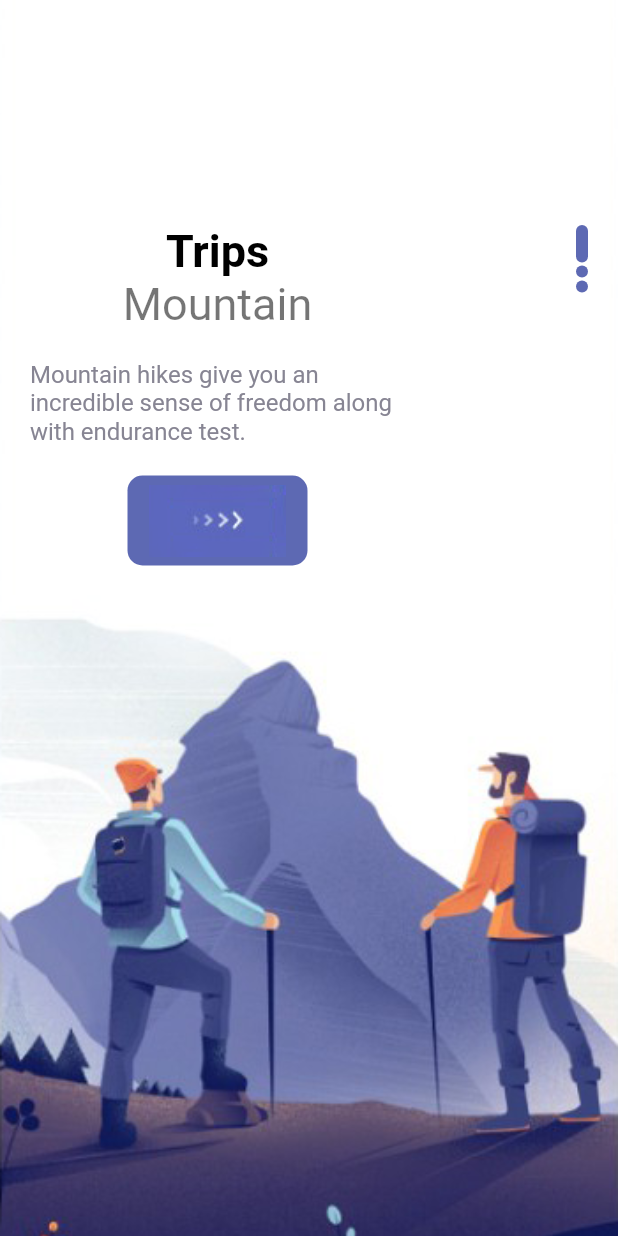
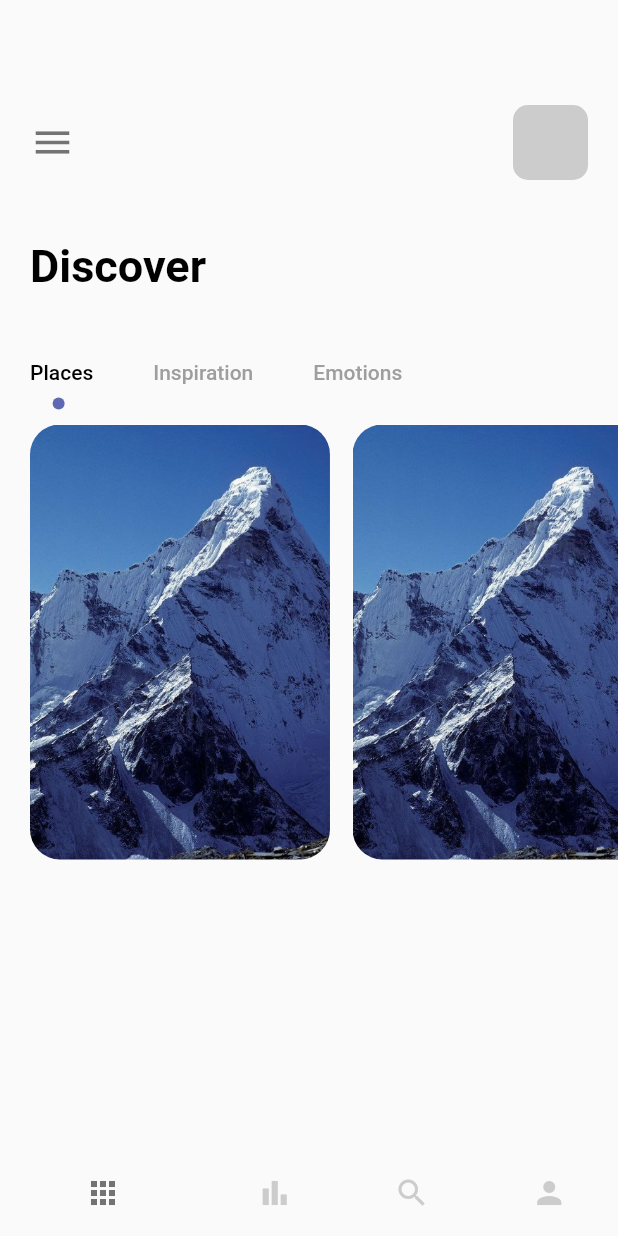
Before and after one commit to dhirajphuyal/flutter_cubit_app, a Flutter app: the screen it shows after launch, on a phone screen of 412 x 824 dp. Run offline on Flutter 3.47's test engine with Material 2 defaults, Android fonts, the phone set to English and light mode, and no system bars; missing offline and left inert: dart:ffi.

Commit message:
Added TabBar Views to the main_page.dart

```diff
--- a/lib/main.dart
+++ b/lib/main.dart
@@ -1,4 +1,5 @@
 import 'package:flutter/material.dart';
+import 'package:flutter_cubit/pages/navpages/main_page.dart';
 import 'package:flutter_cubit/pages/welcome_page.dart';
 
 void main() {
@@ -17,7 +18,7 @@ class MyApp extends StatelessWidget {
       theme: ThemeData(
         primarySwatch: Colors.blue,
       ),
-      home: const WelcomePage(),
+      home: const MainPage(),
     );
   }
 }
--- /dev/null
+++ b/lib/pages/navpages/bar_item_page.dart
@@ -0,0 +1,16 @@
+import 'package:flutter/material.dart';
+
+class BarItemPage extends StatelessWidget {
+  const BarItemPage({Key? key}) : super(key: key);
+
+  @override
+  Widget build(BuildContext context) {
+    return Container(
+        child: const Center(
+          child: Text(
+            "Bar Item Page",
+          ),
+        )
+    );
+  }
+}
--- /dev/null
+++ b/lib/pages/navpages/home_page.dart
@@ -0,0 +1,139 @@
+import 'package:flutter/material.dart';
+import 'package:flutter/scheduler.dart';
+import 'package:flutter_cubit/misc/colors.dart';
+import 'package:flutter_cubit/widgets/app_large_text.dart';
+
+class HomePage extends StatefulWidget {
+  const HomePage({Key? key}) : super(key: key);
+
+  @override
+  State<HomePage> createState() => _HomePageState();
+}
+
+class _HomePageState extends State<HomePage> with TickerProviderStateMixin {
+  @override
+  Widget build(BuildContext context) {
+    TabController _tabController = TabController(length: 3, vsync: this);
+    return Scaffold(
+      body: Column(
+        crossAxisAlignment: CrossAxisAlignment.start,
+        children: [
+          Container(
+            padding: const EdgeInsets.only(top: 70, left: 20),
+            child: Row(
+              children: [
+                Icon(Icons.menu, size: 30, color: Colors.black54),
+                Expanded(
+                  child: Container(),
+                ),
+                Container(
+                  width: 50,
+                  height: 50,
+                  margin: const EdgeInsets.only(right: 20),
+                  decoration: BoxDecoration(
+                    borderRadius: BorderRadius.circular(10),
+                    color: Colors.grey.withOpacity(0.5),
+                  ),
+                )
+              ],
+            ),
+          ),
+          SizedBox(
+            height: 40,
+          ),
+          //Discover Text
+          Container(
+            margin: const EdgeInsets.only(left: 20),
+            child: AppLargeText(text: "Discover"),
+          ),
+          SizedBox(
+            height: 30,
+          ),
+          //Tab bar
+          Container(
+            child: Align(
+              alignment: Alignment.centerLeft,
+              child: TabBar(
+                labelPadding: const EdgeInsets.only(left: 20, right: 20),
+                controller: _tabController,
+                labelColor: Colors.black,
+                unselectedLabelColor: Colors.grey,
+                isScrollable: true,
+                indicatorSize: TabBarIndicatorSize.label,
+                indicator:
+                    CircleTabIndicator(color: AppColors.mainColor, radius: 4),
+                tabs: [
+                  Tab(text: "Places"),
+                  Tab(text: "Inspiration"),
+                  Tab(text: "Emotions"),
+                ],
+              ),
+            ),
+          ),
+          Container(
+            padding: const EdgeInsets.only(left: 20),
+            height: 300,
+            width: double.maxFinite,
+            child: TabBarView(
+              controller: _tabController,
+              children: [
+                ListView.builder(
+                  itemCount: 3,
+                  scrollDirection: Axis.horizontal,
+                  itemBuilder: (BuildContext context, int index) {
+                  return Container(
+                    margin: const EdgeInsets.only(top: 10,right: 15),
+                    width: 200,
+                    height: 300,
+                    decoration: BoxDecoration(
+                      borderRadius: BorderRadius.circular(20),
+                      color: Colors.white,
+                      image: DecorationImage(
+                        image: AssetImage("img/mountain.jpeg"),
+                        fit: BoxFit.cover,
+                      ),
+                    ),
+                  );
+                }
+                ),
+                Text("There"),
+                Text("Bye"),
+              ],
+            ),
+          ),
+        ],
+      ),
+    );
+  }
+}
+
+class CircleTabIndicator extends Decoration {
+  final Color color;
+  double radius;
+
+  CircleTabIndicator({required this.color, required this.radius});
+
+  @override
+  BoxPainter createBoxPainter([VoidCallback? onChanged]) {
+    // TODO: implement createBoxPainter
+    return _CirclePainter(color: color, radius: radius);
+  }
+}
+
+class _CirclePainter extends BoxPainter {
+  final Color color;
+  double radius;
+
+  _CirclePainter({required this.color, required this.radius});
+
+  @override
+  void paint(Canvas canvas, Offset offset, ImageConfiguration configuration) {
+    Paint _paint = Paint();
+    _paint.color = color;
+    _paint.isAntiAlias = true;
+    final Offset circleOffset = Offset(
+        configuration.size!.width / 2 - radius / 2,
+        configuration.size!.height - radius);
+    canvas.drawCircle(offset + circleOffset, radius, _paint);
+  }
+}
--- a/lib/pages/navpages/main_page.dart
+++ b/lib/pages/navpages/main_page.dart
@@ -0,0 +1,61 @@
+import 'dart:ffi';
+
+import 'package:flutter/material.dart';
+import 'package:flutter_cubit/pages/navpages/bar_item_page.dart';
+import 'package:flutter_cubit/pages/navpages/home_page.dart';
+import 'package:flutter_cubit/pages/navpages/my_page.dart';
+import 'package:flutter_cubit/pages/navpages/search_page.dart';
+
+class MainPage extends StatefulWidget {
+  const MainPage({Key? key}) : super(key: key);
+
+  @override
+  State<MainPage> createState() => _MainPageState();
+}
+
+class _MainPageState extends State<MainPage> {
+  List pages = [
+    const HomePage(),
+    const BarItemPage(),
+    const SearchPage(),
+    const MyPage(),
+  ];
+  int currentIndex = 0;
+  void onTap(int index){
+    setState((){
+      currentIndex = index;
+    });
+  }
+  @override
+  Widget build(BuildContext context) {
+    return Scaffold(
+      backgroundColor: Colors.white,
+      body: pages[currentIndex],
+      bottomNavigationBar: BottomNavigationBar(
+        unselectedFontSize: 0,
+        selectedFontSize: 0,
+        onTap: onTap,
+        currentIndex: currentIndex,
+        selectedItemColor: Colors.black54,
+        unselectedItemColor: Colors.grey.withOpacity(0.5),
+        showUnselectedLabels: false,
+        showSelectedLabels: false,
+        elevation: 0,
+        items: const [
+          BottomNavigationBarItem(
+            icon: Icon(Icons.apps),
+            label: "Home"),
+          BottomNavigationBarItem(
+              icon: Icon(Icons.bar_chart_sharp),
+              label: "Bar"),
+          BottomNavigationBarItem(
+              icon: Icon(Icons.search),
+              label: "Search"),
+          BottomNavigationBarItem(
+              icon: Icon(Icons.person),
+              label: "Profile"),
+        ],
+      ),
+    );
+  }
+}
--- /dev/null
+++ b/lib/pages/navpages/my_page.dart
@@ -0,0 +1,16 @@
+import 'package:flutter/material.dart';
+
+class MyPage extends StatelessWidget {
+  const MyPage({Key? key}) : super(key: key);
+
+  @override
+  Widget build(BuildContext context) {
+    return Container(
+        child: Center(
+          child: Text(
+            "My Page",
+          ),
+        )
+    );
+  }
+}
--- /dev/null
+++ b/lib/pages/navpages/search_page.dart
@@ -0,0 +1,16 @@
+import 'package:flutter/material.dart';
+
+class SearchPage extends StatelessWidget {
+  const SearchPage({Key? key}) : super(key: key);
+
+  @override
+  Widget build(BuildContext context) {
+    return Container(
+      child: Center(
+        child: Text(
+          "Search Page",
+        ),
+      )
+    );
+  }
+}
```
